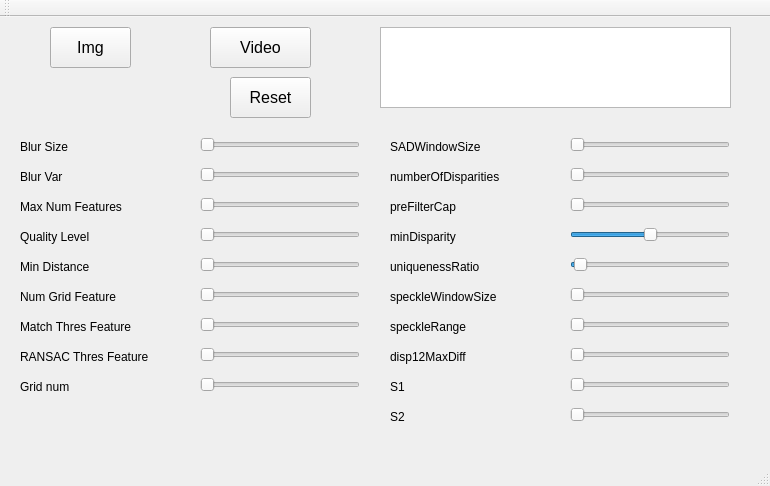
Old version of the form mainwindow.ui in the repository jiawei-mo/SafeDrive.
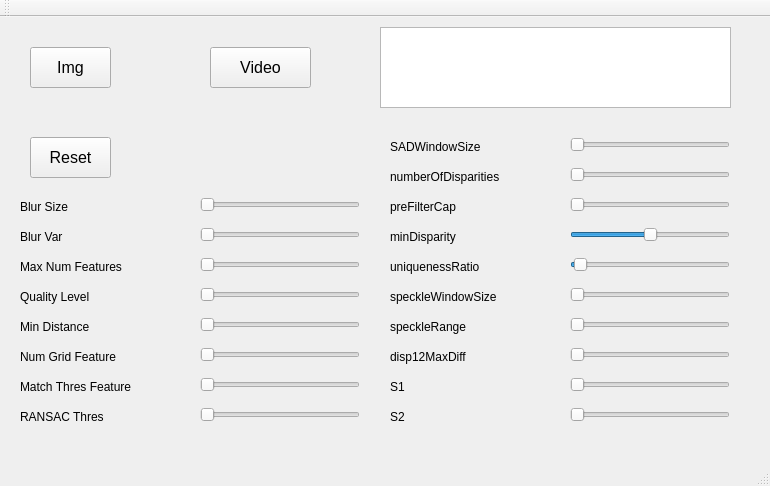
New version of the form.

What changed in the file:
```diff
--- a/mainwindow.ui
+++ b/mainwindow.ui
@@ -18,7 +18,7 @@
     <property name="geometry">
      <rect>
       <x>20</x>
-      <y>180</y>
+      <y>240</y>
       <width>161</width>
       <height>20</height>
      </rect>
@@ -31,7 +31,7 @@
     <property name="geometry">
      <rect>
       <x>200</x>
-      <y>180</y>
+      <y>240</y>
       <width>160</width>
       <height>16</height>
      </rect>
@@ -62,7 +62,7 @@
     <property name="geometry">
      <rect>
       <x>200</x>
-      <y>210</y>
+      <y>270</y>
       <width>160</width>
       <height>16</height>
      </rect>
@@ -87,7 +87,7 @@
     <property name="geometry">
      <rect>
       <x>20</x>
-      <y>210</y>
+      <y>270</y>
       <width>161</width>
       <height>20</height>
      </rect>
@@ -100,7 +100,7 @@
     <property name="geometry">
      <rect>
       <x>20</x>
-      <y>270</y>
+      <y>330</y>
       <width>161</width>
       <height>20</height>
      </rect>
@@ -113,7 +113,7 @@
     <property name="geometry">
      <rect>
       <x>200</x>
-      <y>240</y>
+      <y>300</y>
       <width>160</width>
       <height>16</height>
      </rect>
@@ -138,7 +138,7 @@
     <property name="geometry">
      <rect>
       <x>200</x>
-      <y>270</y>
+      <y>330</y>
       <width>160</width>
       <height>16</height>
      </rect>
@@ -160,7 +160,7 @@
     <property name="geometry">
      <rect>
       <x>20</x>
-      <y>240</y>
+      <y>300</y>
       <width>161</width>
       <height>20</height>
      </rect>
@@ -173,20 +173,20 @@
     <property name="geometry">
      <rect>
       <x>20</x>
-      <y>330</y>
+      <y>390</y>
       <width>161</width>
       <height>20</height>
      </rect>
     </property>
     <property name="text">
-     <string>RANSAC Thres Feature</string>
+     <string>RANSAC Thres</string>
     </property>
    </widget>
    <widget class="QSlider" name="slider_BS">
     <property name="geometry">
      <rect>
       <x>200</x>
-      <y>120</y>
+      <y>180</y>
       <width>160</width>
       <height>16</height>
      </rect>
@@ -211,7 +211,7 @@
     <property name="geometry">
      <rect>
       <x>200</x>
-      <y>330</y>
+      <y>390</y>
       <width>160</width>
       <height>16</height>
      </rect>
@@ -220,7 +220,10 @@
      <number>1</number>
     </property>
     <property name="maximum">
-     <number>3</number>
+     <number>20</number>
+    </property>
+    <property name="singleStep">
+     <number>1</number>
     </property>
     <property name="value">
      <number>1</number>
@@ -233,7 +236,7 @@
     <property name="geometry">
      <rect>
       <x>20</x>
-      <y>120</y>
+      <y>180</y>
       <width>161</width>
       <height>20</height>
      </rect>
@@ -245,8 +248,8 @@
    <widget class="QPushButton" name="button_reset">
     <property name="geometry">
      <rect>
-      <x>230</x>
-      <y>60</y>
+      <x>30</x>
+      <y>120</y>
       <width>81</width>
       <height>41</height>
      </rect>
@@ -263,8 +266,8 @@
    <widget class="QPushButton" name="button_img">
     <property name="geometry">
      <rect>
-      <x>50</x>
-      <y>10</y>
+      <x>30</x>
+      <y>30</y>
       <width>81</width>
       <height>41</height>
      </rect>
@@ -298,7 +301,7 @@
     <property name="geometry">
      <rect>
       <x>200</x>
-      <y>150</y>
+      <y>210</y>
       <width>160</width>
       <height>16</height>
      </rect>
@@ -323,7 +326,7 @@
     <property name="geometry">
      <rect>
       <x>20</x>
-      <y>150</y>
+      <y>210</y>
       <width>161</width>
       <height>20</height>
      </rect>
@@ -406,7 +409,7 @@
     <property name="geometry">
      <rect>
       <x>20</x>
-      <y>300</y>
+      <y>360</y>
       <width>161</width>
       <height>20</height>
      </rect>
@@ -419,7 +422,7 @@
     <property name="geometry">
      <rect>
       <x>200</x>
-      <y>300</y>
+      <y>360</y>
       <width>160</width>
       <height>16</height>
      </rect>
@@ -546,7 +549,7 @@
     <property name="geometry">
      <rect>
       <x>210</x>
-      <y>10</y>
+      <y>30</y>
       <width>101</width>
       <height>41</height>
      </rect>
@@ -735,41 +738,6 @@
      <string>S2</string>
     </property>
    </widget>
-   <widget class="QSlider" name="slider_RTF_2">
-    <property name="geometry">
-     <rect>
-      <x>200</x>
-      <y>360</y>
-      <width>160</width>
-      <height>16</height>
-     </rect>
-    </property>
-    <property name="minimum">
-     <number>1</number>
-    </property>
-    <property name="maximum">
-     <number>3</number>
-    </property>
-    <property name="value">
-     <number>1</number>
-    </property>
-    <property name="orientation">
-     <enum>Qt::Horizontal</enum>
-    </property>
-   </widget>
-   <widget class="QLabel" name="label_GN">
-    <property name="geometry">
-     <rect>
-      <x>20</x>
-      <y>360</y>
-      <width>161</width>
-      <height>20</height>
-     </rect>
-    </property>
-    <property name="text">
-     <string>Grid num</string>
-    </property>
-   </widget>
   </widget>
   <widget class="QToolBar" name="mainToolBar">
    <attribute name="toolBarArea">
```
